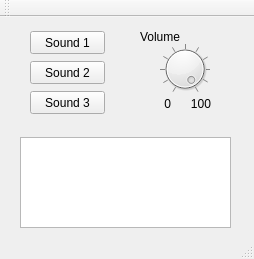
This is mainwindow.ui in DrumAliens/UdpPlaySound as Qt 5 draws it before an edit. The edited form follows.
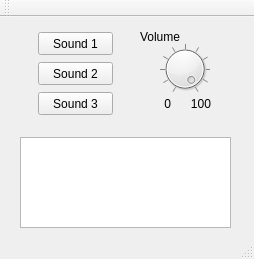
This is the edited form.

Commit message: Corrected the miss alignment betwen buttons and the text written on them

```diff
--- a/mainwindow.ui
+++ b/mainwindow.ui
@@ -20,40 +20,40 @@
    <widget class="QPushButton" name="pushButton">
     <property name="geometry">
      <rect>
-      <x>30</x>
-      <y>44</y>
+      <x>38</x>
+      <y>15</y>
       <width>75</width>
       <height>23</height>
      </rect>
     </property>
     <property name="text">
-     <string>Sound 2</string>
+     <string>Sound 1</string>
     </property>
    </widget>
    <widget class="QPushButton" name="pushButton_2">
     <property name="geometry">
      <rect>
-      <x>30</x>
-      <y>74</y>
+      <x>38</x>
+      <y>45</y>
       <width>75</width>
       <height>23</height>
      </rect>
     </property>
     <property name="text">
-     <string>Sound 3</string>
+     <string>Sound 2</string>
     </property>
    </widget>
    <widget class="QPushButton" name="pushButton_3">
     <property name="geometry">
      <rect>
-      <x>30</x>
-      <y>14</y>
+      <x>38</x>
+      <y>75</y>
       <width>75</width>
       <height>23</height>
      </rect>
     </property>
     <property name="text">
-     <string>Sound 1</string>
+     <string>Sound 3</string>
     </property>
    </widget>
    <widget class="QPlainTextEdit" name="plainTextEdit">
```
